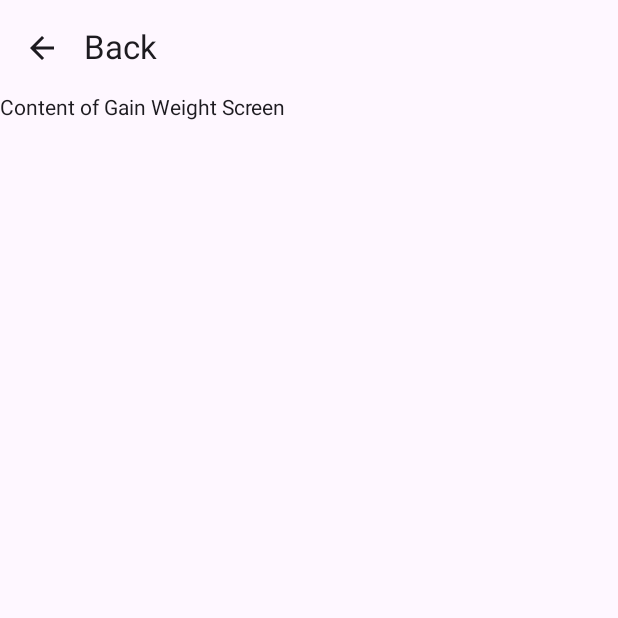
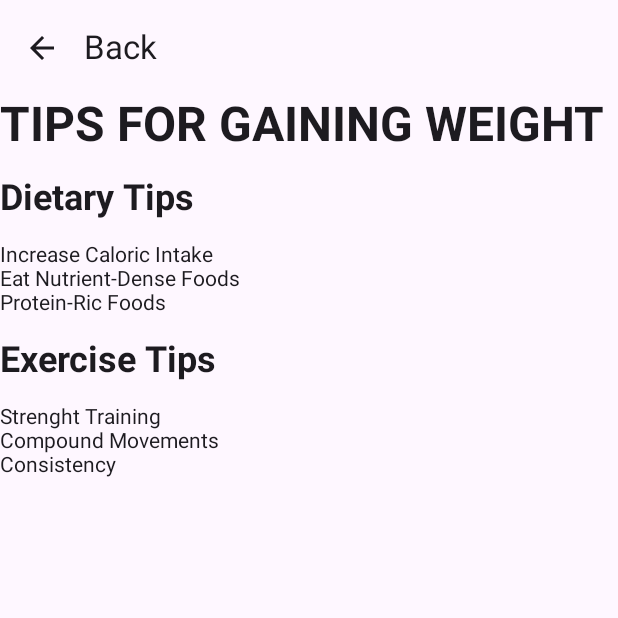
Before and after one commit to diogodiogo2002/ProgAvancada, an Android app built with Jetpack Compose: the composable GainWeightScreen shown on its own in the app's theme, on a phone screen of 412 x 824 dp, the top half of it. Run offline under Robolectric (Android 15) with nearby library versions, the phone set to English and light mode, and no system bars; 2 statements that could not run were skipped.

Commit message:
update fontsize screens

```diff
--- a/FitnessApp/app/src/main/java/com/example/fitnessapp/GainWeightScreen.kt
+++ b/FitnessApp/app/src/main/java/com/example/fitnessapp/GainWeightScreen.kt
@@ -2,7 +2,9 @@ package com.example.fitnessapp
 
 import androidx.compose.foundation.layout.Arrangement
 import androidx.compose.foundation.layout.Column
+import androidx.compose.foundation.layout.Spacer
 import androidx.compose.foundation.layout.fillMaxSize
+import androidx.compose.foundation.layout.height
 import androidx.compose.foundation.layout.padding
 import androidx.compose.material.icons.Icons
 import androidx.compose.material.icons.filled.ArrowBack
@@ -14,7 +16,11 @@ import androidx.compose.material3.TopAppBar
 import androidx.compose.runtime.Composable
 import androidx.compose.ui.Alignment
 import androidx.compose.ui.Modifier
+import androidx.compose.ui.text.TextStyle
+import androidx.compose.ui.text.font.FontWeight
+import androidx.compose.ui.unit.TextUnit
 import androidx.compose.ui.unit.dp
+import androidx.compose.ui.unit.sp
 import androidx.navigation.NavController
 
 @OptIn(ExperimentalMaterial3Api::class)
@@ -31,7 +37,42 @@ fun GainWeightScreen(navController: NavController) {
                 },
 
             )
-            Text("Content of Gain Weight Screen")
+            Text("TIPS FOR GAINING WEIGHT",
+                fontSize = 32.sp, // Using the custom fontSize modifier
+                fontWeight = FontWeight.Bold
+            )
+            Spacer(modifier = Modifier.height(16.dp))
+            Text("Dietary Tips",
+                fontSize = 24.sp, // Using the custom fontSize modifier
+                fontWeight = FontWeight.Bold
+            )
+            Spacer(modifier = Modifier.height(16.dp))
+            Text("Increase Caloric Intake")
+            Text("Eat Nutrient-Dense Foods")
+            Text("Protein-Ric Foods")
+            Spacer(modifier = Modifier.height(16.dp))
+            Text("Exercise Tips",
+                fontSize = 24.sp, // Using the custom fontSize modifier
+                fontWeight = FontWeight.Bold
+            )
+            Spacer(modifier = Modifier.height(16.dp))
+            Text("Strenght Training")
+            Text("Compound Movements")
+            Text("Consistency")
         }
     }
 }
+
+
+@Composable
+fun CustomText(
+    text: String,
+    fontSize: TextUnit,
+    modifier: Modifier = Modifier
+) {
+    Text(
+        text = text,
+        modifier = modifier,
+        style = TextStyle(fontSize = fontSize)
+    )
+}
--- a/FitnessApp/gradle/libs.versions.toml
+++ b/FitnessApp/gradle/libs.versions.toml
@@ -10,6 +10,7 @@ activityCompose = "1.9.0"
 composeBom = "2023.08.00"
 ui = "1.7.0-beta03"
 uiToolingPreview = "1.7.0-beta03"
+navigationCompose = "2.8.0-beta03"
 
 [libraries]
 androidx-core-ktx = { group = "androidx.core", name = "core-ktx", version.ref = "coreKtx" }
@@ -28,6 +29,7 @@ androidx-ui-test-junit4 = { group = "androidx.compose.ui", name = "ui-test-junit
 androidx-material3 = { group = "androidx.compose.material3", name = "material3" }
 ui = { group = "androidx.compose.ui", name = "ui", version.ref = "ui" }
 ui-tooling-preview = { group = "androidx.compose.ui", name = "ui-tooling-preview", version.ref = "uiToolingPreview" }
+androidx-navigation-compose = { group = "androidx.navigation", name = "navigation-compose", version.ref = "navigationCompose" }
 
 [plugins]
 androidApplication = { id = "com.android.application", version.ref = "agp" }
```
Also changed, not shown: FitnessApp/app/src/main/java/com/example/fitnessapp/LoseWeightScreen.kt (+24 -1 lines).
